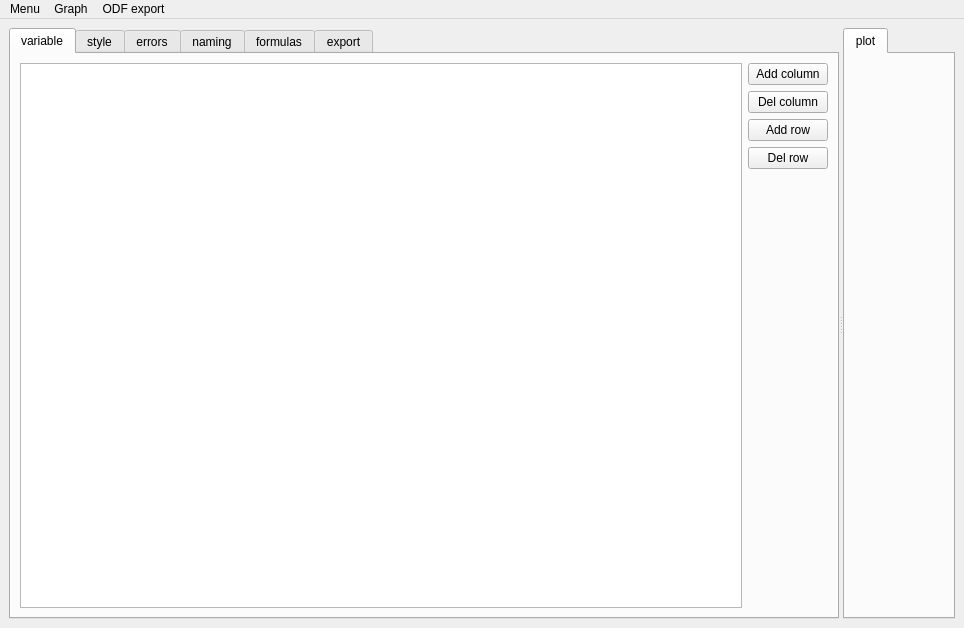
This is mainwindow.ui in VariPor/laboratory_work_handler as Qt 5 draws it before an edit. The edited form follows.
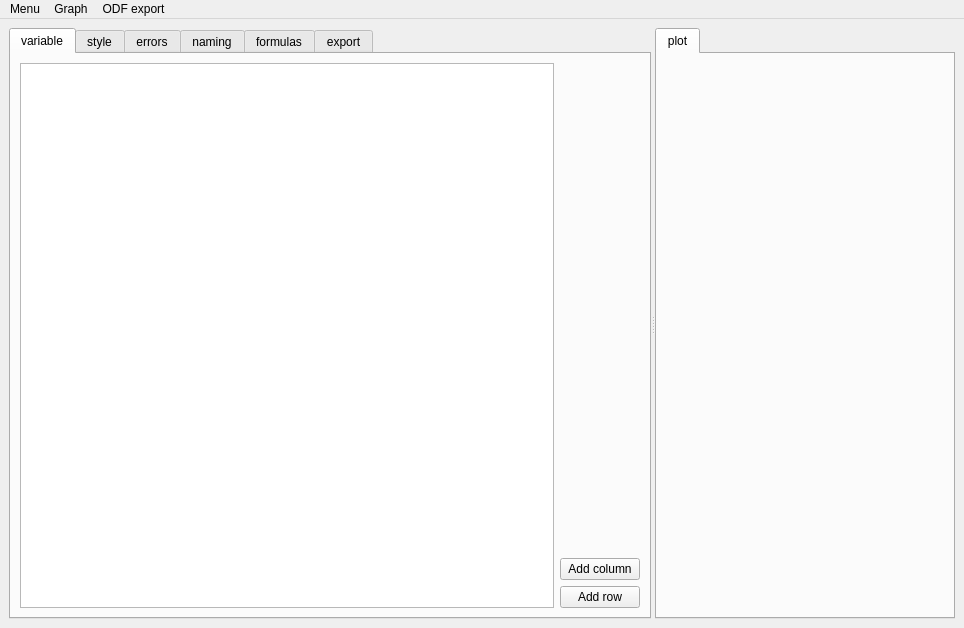
This is the edited form. Custom widgets are drawn as their Qt base class.

Commit message: added able to add new row and column

```diff
--- a/mainwindow.ui
+++ b/mainwindow.ui
@@ -59,46 +59,32 @@
          <item>
           <layout class="QVBoxLayout" name="verticalLayout_3">
            <item>
-            <widget class="QPushButton" name="pushButton_4">
+            <spacer name="verticalSpacer_3">
+             <property name="orientation">
+              <enum>Qt::Vertical</enum>
+             </property>
+             <property name="sizeHint" stdset="0">
+              <size>
+               <width>20</width>
+               <height>40</height>
+              </size>
+             </property>
+            </spacer>
+           </item>
+           <item>
+            <widget class="QPushButton" name="pushButtonColumnAdd">
              <property name="text">
               <string>Add column</string>
              </property>
             </widget>
            </item>
            <item>
-            <widget class="QPushButton" name="pushButton_2">
-             <property name="text">
-              <string>Del column</string>
-             </property>
-            </widget>
-           </item>
-           <item>
-            <widget class="QPushButton" name="pushButton_3">
+            <widget class="QPushButton" name="pushButtonRowAdd">
              <property name="text">
               <string>Add row</string>
              </property>
             </widget>
            </item>
-           <item>
-            <widget class="QPushButton" name="pushButton">
-             <property name="text">
-              <string>Del row</string>
-             </property>
-            </widget>
-           </item>
-           <item>
-            <spacer name="verticalSpacer_3">
-             <property name="orientation">
-              <enum>Qt::Vertical</enum>
-             </property>
-             <property name="sizeHint" stdset="0">
-              <size>
-               <width>20</width>
-               <height>40</height>
-              </size>
-             </property>
-            </spacer>
-           </item>
           </layout>
          </item>
         </layout>
@@ -283,6 +269,12 @@
          <verstretch>0</verstretch>
         </sizepolicy>
        </property>
+       <property name="minimumSize">
+        <size>
+         <width>300</width>
+         <height>0</height>
+        </size>
+       </property>
        <property name="autoFillBackground">
         <bool>false</bool>
        </property>
```
The commit also changes 13 other files.
